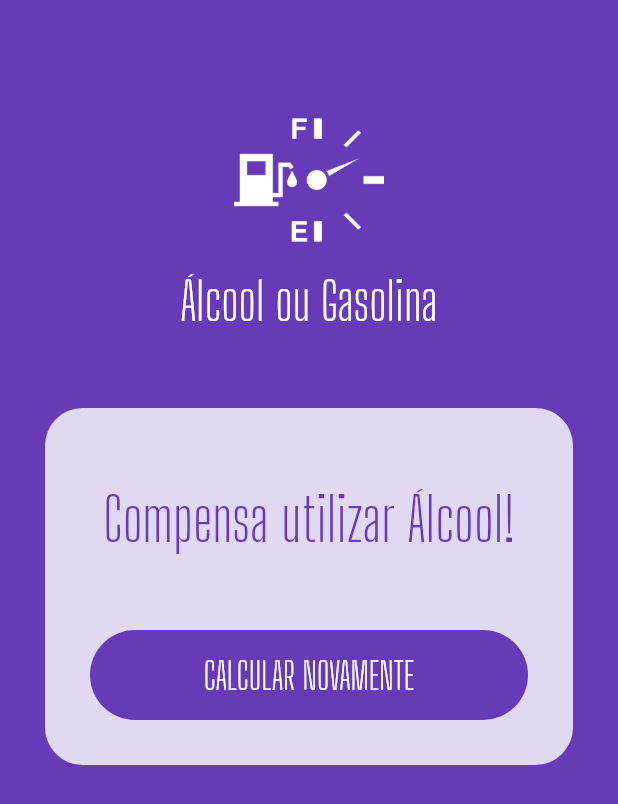
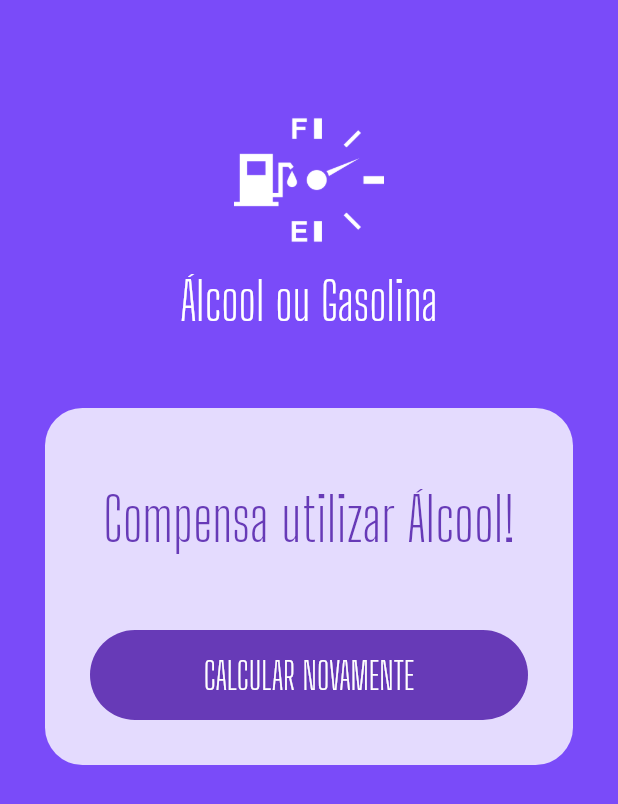
Before and after one commit to GuilhermeMP17/gasolina_or_alcohol, a Flutter app: the screen it shows after launch, after a tap on "CALCULAR", on a phone screen of 412 x 824 dp. Shown: the top 804 px of the screen. Run offline on Flutter 3.47's test engine with Material 2 defaults, Android fonts, the phone set to English and light mode, and no system bars; our stand-ins replace flutter_masked_text.

Commit message:
[add] Animation

```diff
--- a/lib/pages/home.page.dart
+++ b/lib/pages/home.page.dart
@@ -10,6 +10,7 @@ class HomePage extends StatefulWidget {
 }
 
 class _HomePageState extends State<HomePage> {
+  Color _color = Colors.deepPurple;
   var _gasCtrl = new MoneyMaskedTextController();
   var _alcCtrl = new MoneyMaskedTextController();
   var _busy = false;
@@ -20,7 +21,12 @@ class _HomePageState extends State<HomePage> {
   Widget build(BuildContext context) {
     return Scaffold(
       backgroundColor: Theme.of(context).primaryColor,
-      body: ListView(
+      body: AnimatedContainer(
+        duration: Duration(
+          milliseconds: 1200,
+        ),
+        color: _color,
+        child: ListView(
           children: <Widget>[
             Logo(),
             _completed
@@ -35,6 +41,7 @@ class _HomePageState extends State<HomePage> {
                     busy: _busy,
                   ),
           ],
+        ),
       ),
     );
   }
@@ -51,13 +58,12 @@ class _HomePageState extends State<HomePage> {
     double res = alc / gas;
 
     setState(() {
+      _color = Colors.deepPurpleAccent;
       _completed = false;
       _busy = true;
     });
 
-    return new Future.delayed(
-        const Duration(seconds: 1),
-        (){
+    return new Future.delayed(const Duration(seconds: 1), () {
       setState(() {
         if (res >= 0.7) {
           _resultText = "Compensa utilizar Gasolina!";
@@ -69,13 +75,14 @@ class _HomePageState extends State<HomePage> {
       });
     });
   }
-  reset(){
+
+  reset() {
     setState(() {
       _alcCtrl = new MoneyMaskedTextController();
       _gasCtrl = new MoneyMaskedTextController();
       _completed = false;
       _busy = false;
+      _color = Colors.deepPurple;
     });
   }
-
 }
```
Lines whose indentation alone changed are shown as unchanged.
